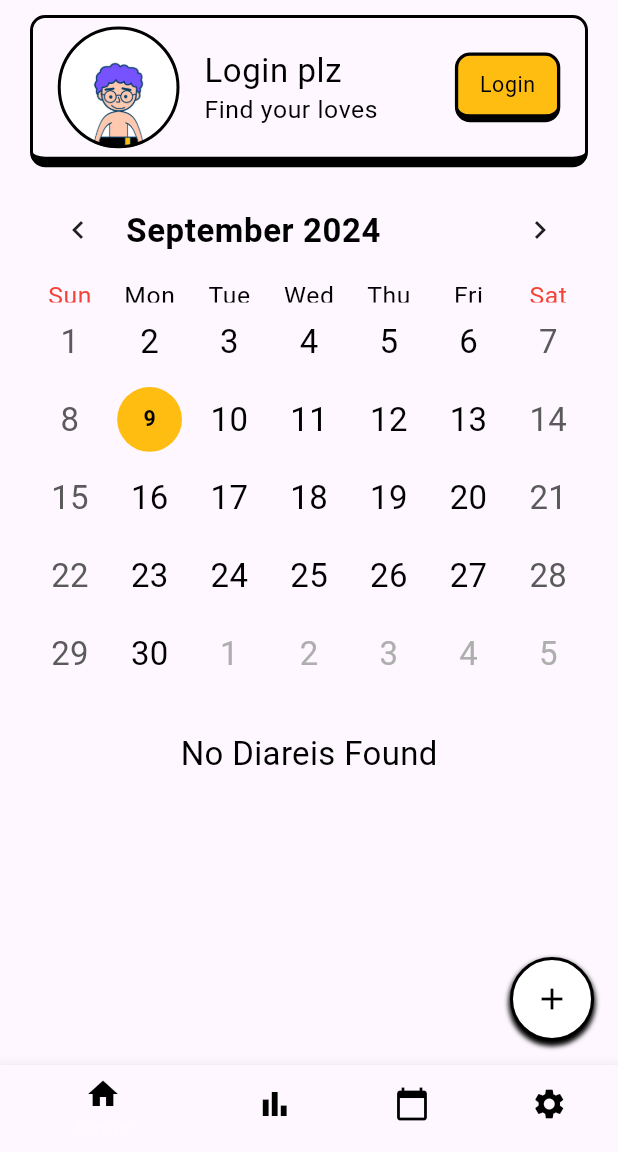
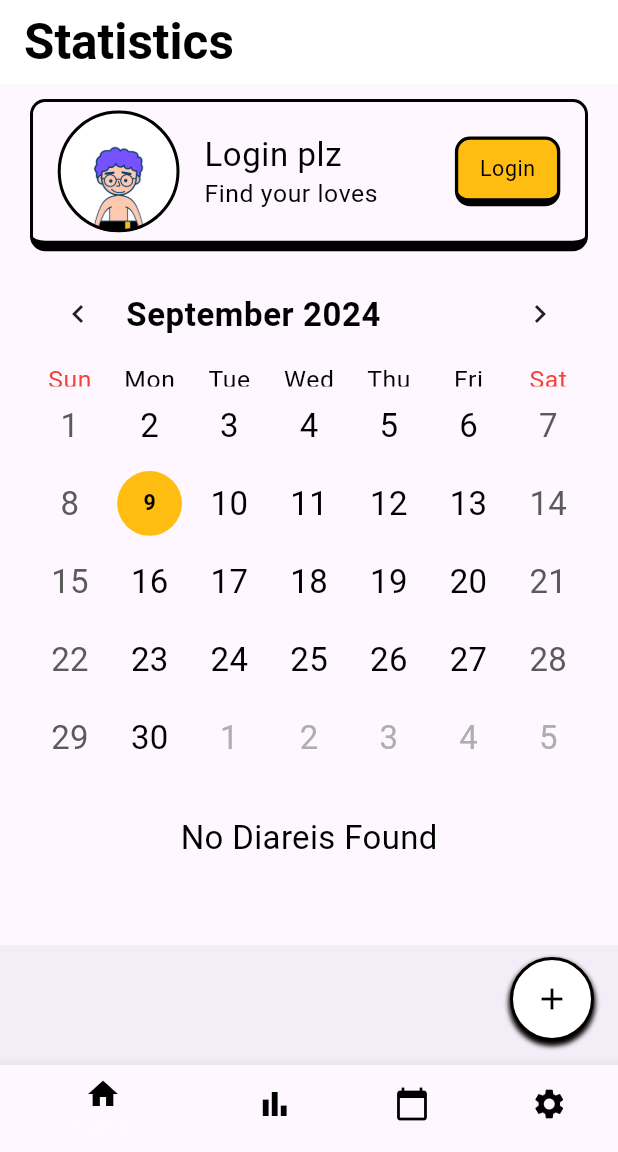
Before and after one commit to donghyukkil/Flutter_Growing_Tales, a Flutter app: the screen it shows after launch, on a phone screen of 412 x 824 dp, the part 84-1236 px from its top. Run offline on Flutter 3.47's test engine with Material 3 defaults, Android fonts, the phone set to English and light mode, and no system bars; drawn by our look-alikes of table_calendar; our stand-ins replace carousel_slider, cloud_firestore, firebase_auth, firebase_core, flutter_screenutil, freezed_annotation and 2 more; accounts and stored records are empty; generated files the repository leaves out were written again.

Commit message:
refactor: Screen마다 Scaffold 사용 (공통 Scaffold 사용 방식 폐기)

```diff
--- a/lib/ui/views/profile_screen.dart
+++ b/lib/ui/views/profile_screen.dart
@@ -11,7 +11,9 @@ class ProfileScreen extends StatelessWidget {
   //todo: 전체 스크롤로 바꾸기, singgleScroll이 안좋은 이유,
   @override
   Widget build(BuildContext context) {
-    return Padding(
+    return Scaffold(
+      appBar: AppBar(title: Text('Profile')),
+      body: Padding(
         padding: Theme.of(context).paddingHorizontal20Vertical10,
         child: Column(
           children: [
@@ -20,6 +22,8 @@ class ProfileScreen extends StatelessWidget {
             TagSection(),
           ],
         ),
+      ),
+      bottomNavigationBar: BottomAppBar(),
     );
   }
 }
--- a/lib/ui/views/statistics_screen.dart
+++ b/lib/ui/views/statistics_screen.dart
@@ -18,7 +18,9 @@ class StatisticsScreen extends StatelessWidget {
 
   @override
   Widget build(BuildContext context) {
-    return Padding(
+    return Scaffold(
+      appBar: AppBar(title: Text('Statistics')),
+      body: Padding(
         padding: Theme.of(context).paddingHorizontal20Vertical10,
         child: SingleChildScrollView(
           child: Column(
@@ -67,7 +69,8 @@ class StatisticsScreen extends StatelessWidget {
                   ),
                 ),
                 calendarStyle: CalendarStyle(
-                todayTextStyle: Theme.of(context).textTheme.bodySmall!.copyWith(
+                  todayTextStyle:
+                      Theme.of(context).textTheme.bodySmall!.copyWith(
                             color: Colors.black,
                             fontWeight: FontWeight.bold,
                           ),
@@ -89,7 +92,8 @@ class StatisticsScreen extends StatelessWidget {
                   ),
                 ),
                 headerStyle: HeaderStyle(
-                titleTextStyle: Theme.of(context).textTheme.bodySmall!.copyWith(
+                  titleTextStyle:
+                      Theme.of(context).textTheme.bodySmall!.copyWith(
                             fontSize: 20.sp,
                             fontWeight: FontWeight.bold,
                           ),
@@ -157,7 +161,8 @@ class StatisticsScreen extends StatelessWidget {
                             } else if (snapshot.hasData) {
                               final user = snapshot.data;
                               final userName = user?.name ?? 'Unknown User';
-                            final userRegion = user?.region ?? 'Unknown Region';
+                              final userRegion =
+                                  user?.region ?? 'Unknown Region';
 
                               return UserDiaryTile(
                                 imageUrl: diary.imageUrl,
@@ -189,6 +194,8 @@ class StatisticsScreen extends StatelessWidget {
             ],
           ),
         ),
+      ),
+      bottomNavigationBar: BottomAppBar(),
     );
   }
 }
```
Also changed, not shown: lib/ui/views/community_screen.dart (+11 -4 lines), lib/ui/views/follows_screen.dart (+6 -2 lines), lib/ui/views/landing_screen.dart (+4 -17 lines). Lines whose indentation alone changed are shown as unchanged.
